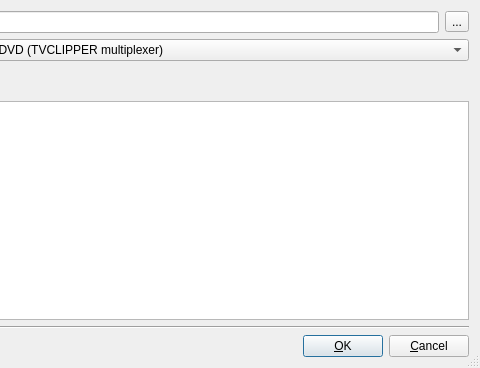
Before: the Qt Designer form tvclipper/DlgExport.ui in luke147/tvclipper, drawn with Qt 5; both pictures show x 227 to 707 and y 0 to 368 of the 707 by 368 pixel window.
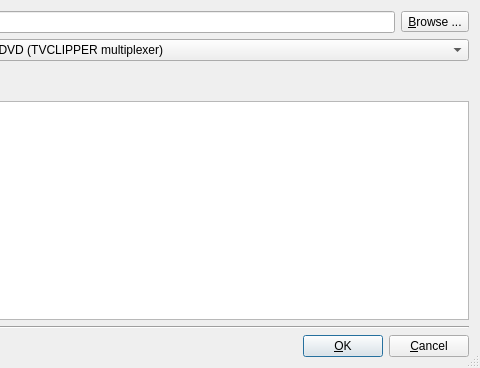
After: the same form once the commit is applied.

Patch:
```diff
--- a/tvclipper/DlgExport.ui
+++ b/tvclipper/DlgExport.ui
@@ -28,7 +28,7 @@
      <item row="0" column="2">
       <widget class="QToolButton" name="filenamebrowsebutton">
        <property name="text">
-        <string>...</string>
+        <string>&amp;Browse ...</string>
        </property>
       </widget>
      </item>
```
